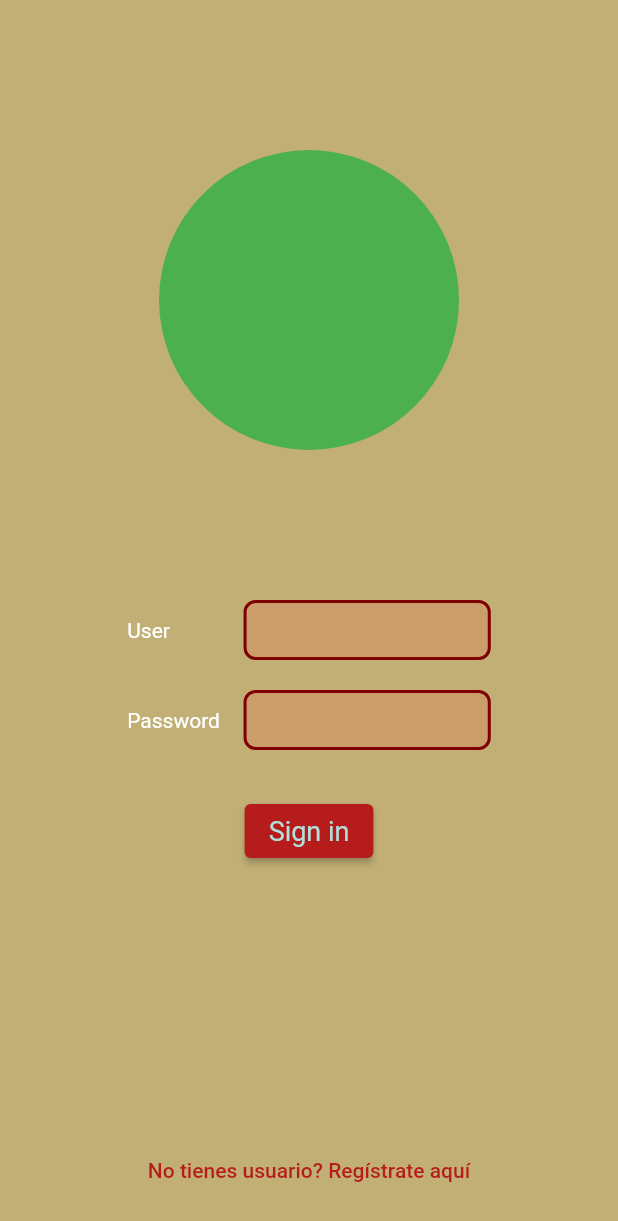
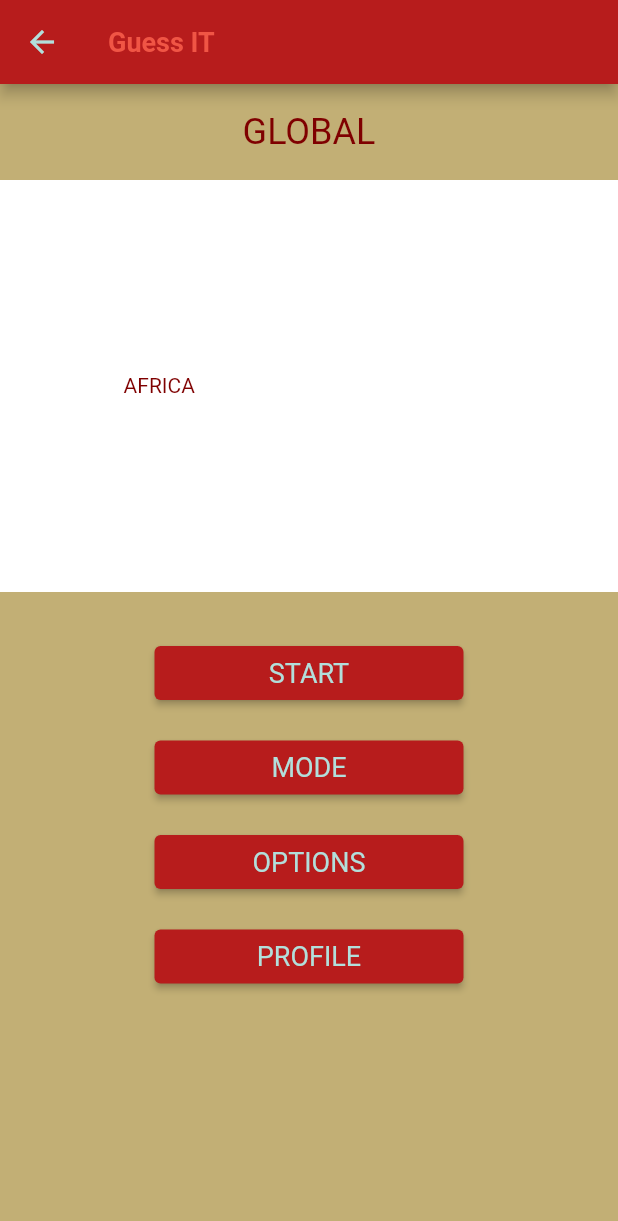
Before and after one commit to gillhad/can_you_guess_it, a Flutter app: the screen it shows after launch, on a phone screen of 412 x 824 dp. Shown: the top 1221 px of the screen. Run offline on Flutter 3.47's test engine with Material 2 defaults, Android fonts, the phone set to English and light mode, and no system bars.

Commit message:
Home Page finished

```diff
--- /dev/null
+++ b/lib/helpers/models/enums.dart
@@ -0,0 +1,16 @@
+import 'package:flutter/material.dart';
+
+enum GameModes{
+  GLOBAL,
+  CONTINENT,
+  MAPS,
+}
+
+enum Continents{
+  AFRICA,
+  AMERICA,
+  ASIA,
+  EUROPE,
+  OCEANIA,
+
+}
--- a/lib/helpers/navigation_router.dart
+++ b/lib/helpers/navigation_router.dart
@@ -1,4 +1,5 @@
 import 'package:can_you_guess_it/screens/blank_display.dart';
+import 'package:can_you_guess_it/screens/home.dart';
 import 'package:can_you_guess_it/screens/login.dart';
 import 'package:can_you_guess_it/screens/register.dart';
 import 'package:flutter/material.dart';
@@ -9,13 +10,17 @@ class AppRoutes{
 
   static Route<dynamic> generateRoute(RouteSettings settings){
     switch(settings.name){
-      case NavigationRoutes.home:
+      case NavigationRoutes.login:
         return MaterialPageRoute(builder: (context){
           return Login();
         });
         case NavigationRoutes.register:
         return MaterialPageRoute(builder: (context){
           return Register();
+        });
+        case NavigationRoutes.home:
+        return MaterialPageRoute(builder: (context){
+          return Home();
         });
       default:
         return MaterialPageRoute(builder: (context){
--- a/lib/helpers/navigationroutes.dart
+++ b/lib/helpers/navigationroutes.dart
@@ -2,4 +2,7 @@ class NavigationRoutes {
   static const String home = "/home";
   static const String login = "/login";
   static const String register = "/register";
+  static const String game = "/game";
+  static const String options = "/options";
+  static const String profile = "/profile";
 }
--- /dev/null
+++ b/lib/helpers/user_helper.dart
@@ -0,0 +1,4 @@
+class UserHelper{
+
+
+}
--- /dev/null
+++ b/lib/screens/home.dart
@@ -0,0 +1,212 @@
+import 'package:can_you_guess_it/helpers/app_theme.dart';
+import 'package:can_you_guess_it/helpers/models/enums.dart';
+import 'package:can_you_guess_it/helpers/navigation_router.dart';
+import 'package:can_you_guess_it/helpers/navigationroutes.dart';
+import 'package:flutter/material.dart';
+
+class Home extends StatefulWidget {
+  const Home({Key? key}) : super(key: key);
+
+  @override
+  State<Home> createState() => _HomeState();
+}
+
+class _HomeState extends State<Home> {
+  late double _buttonWidth;
+  late double _width;
+  late double _heigth;
+
+  GameModes _gameMode = GameModes.GLOBAL;
+  List<GameModes> _gameModes = [GameModes.GLOBAL,GameModes.CONTINENT, GameModes.MAPS];
+  List<Continents> _continents = [Continents.AFRICA, Continents.AMERICA, Continents.ASIA, Continents.EUROPE, Continents.OCEANIA];
+  int _continentIndex = 0;
+  Continents _currentContinent = Continents.AFRICA;
+
+  @override
+  Widget build(BuildContext context) {
+     _buttonWidth = MediaQuery.of(context).size.width/2;
+     _width = MediaQuery.of(context).size.width;
+     _heigth = MediaQuery.of(context).size.height;
+
+    return Scaffold(
+      appBar: _appBar(),
+      body: _body(),
+    );
+  }
+
+  AppBar _appBar(){
+    return AppBar(
+      title: Text("Guess IT"),
+    );
+  }
+
+  Widget _body(){
+    return Column(
+      children: [
+        _gameModeTitle(),
+        _image(),
+        _startButton(),
+        _modeButton(),
+        _optionButton(),
+        _profileButton(),
+      ],
+    );
+  }
+
+  Widget _gameModeTitle(){
+    return Container(
+      margin: EdgeInsets.all(18),
+      child: Text(_gameMode.name.toString(),
+      style: TextStyle(
+        fontSize: 24,
+        color: AppThemeCustom.PrimaryColorDark
+      ),),
+    );
+  }
+
+  Widget _image(){
+    return Container(
+      color: Colors.white,
+      height: MediaQuery.of(context).size.height/3,
+      child: Row(
+        children: [
+          _gameMode != GameModes.GLOBAL
+              ?     _arrowNavigation(-1, setState)
+            : Container(
+            width: _width/5,
+          ),
+          Container(
+            width: _width*3/5,
+    child: Text(_currentContinent.name.toString(), style: TextStyle(color: AppThemeCustom.PrimaryColorDark),)
+          ),
+          _gameMode != GameModes.GLOBAL
+              ? _arrowNavigation(1, setState)
+          : Container(
+            width: _width/5,
+          )
+          ,
+        ],
+      ),
+    );
+  }
+
+  Widget _startButton(){
+    return Container(
+      alignment: Alignment.center,
+      margin: EdgeInsets.only(top: 30),
+      child: Container(
+        width: _buttonWidth,
+        child: ElevatedButton(
+          onPressed: (){},
+          child: Text("START"),
+        ),
+      ),
+    );
+  }
+
+  Widget _modeButton(){
+    return Container(
+      alignment: Alignment.center,
+      margin: EdgeInsets.only(top: 15),
+      child: Container(
+        width: _buttonWidth,
+        child: ElevatedButton(
+          onPressed: (){
+            setState((){
+              _currentGameMode();
+            });
+          },
+          child: Text("MODE"),
+        ),
+      ),
+    );
+  }
+
+  Widget _optionButton(){
+    return Container(
+      alignment: Alignment.center,
+      margin: EdgeInsets.only(top: 15),
+      child: Container(
+        width: _buttonWidth,
+        child: ElevatedButton(
+          onPressed: (){
+
+          },
+          child: Text("OPTIONS"),
+        ),
+      ),
+    );
+  }
+
+  Widget _profileButton(){
+    return Container(
+      alignment: Alignment.center,
+      margin: EdgeInsets.only(top: 15),
+      child: Container(
+        width: _buttonWidth,
+        child: ElevatedButton(
+          onPressed: (){
+            _profileNavigation();
+          },
+          child: Text("PROFILE"),
+        ),
+      ),
+    );
+  }
+
+
+  ///select current gameMode
+  _currentGameMode(){
+  print(_gameMode.toString());
+  setState((){
+    if(_gameMode == _gameModes.last){
+      _gameMode = _gameModes.first;
+      _currentContinent = _continents[0];
+    }else{
+      int currentMode = _gameModes.indexOf(_gameMode);
+      currentMode ++;
+      _gameMode = _gameModes[currentMode];
+      _currentContinent = _continents[0];
+    }
+  });
+
+  }
+
+  Widget _arrowNavigation(int calc, StateSetter state){
+    return GestureDetector(
+      onTap: (){
+        state((){
+          print(_continentIndex);
+          _continentIndex += calc;
+           if(_continentIndex == _continents.length){
+             print("valor max");
+             _continentIndex = 0;_currentContinent = _continents[_continentIndex];
+
+           }else if(_continentIndex < 0){
+             _continentIndex = _continents.length-1;
+             _currentContinent = _continents[_continentIndex];
+          }else{
+             print("valor otro");
+             _currentContinent = _continents[_continentIndex];
+           }
+        });
+      },
+      child: Container(
+        color: Colors.red,
+        width: _width/5,
+        //todo añadir imagen segun +1 o -1, mayor o menor que
+      ),);
+  }
+
+  ///Navigation
+  _startNavigation(){
+    Navigator.pushNamed(context, NavigationRoutes.game);
+  }
+  _optionsNavigation(){
+    Navigator.pushNamed(context, NavigationRoutes.game);
+  }
+  _profileNavigation(){
+    Navigator.pushNamed(context, NavigationRoutes.game);
+  }
+
+}
```
Also changed, not shown: lib/helpers/models/User.dart (added, +14 -0 lines), lib/helpers/models/models.dart (added, +27 -0 lines), lib/screens/game_screen.dart (added, +15 -0 lines), 1 other file.
